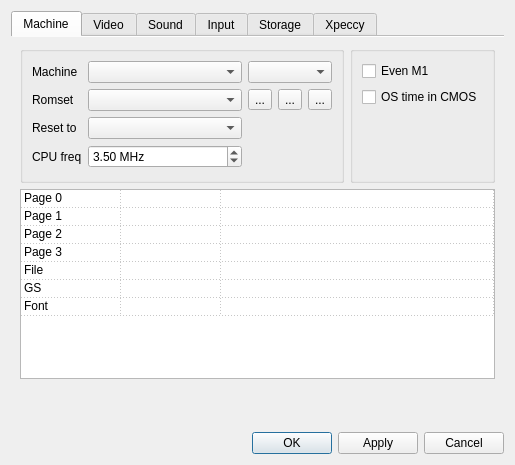
This is ui/setupwin.ui in samstyle/Xpeccy as Qt 5 draws it before an edit. The edited form follows.
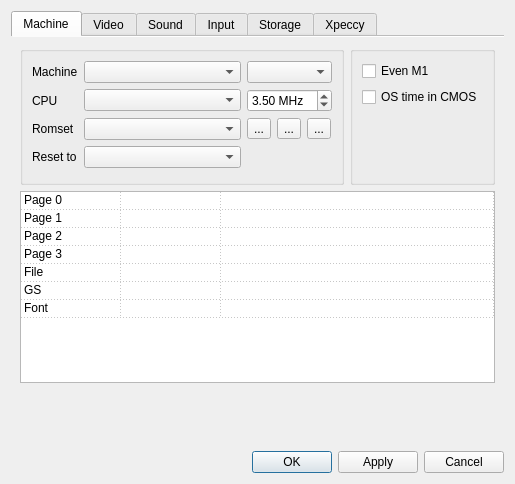
This is the edited form. Icons and pictures are not drawn.

```diff
--- a/ui/setupwin.ui
+++ b/ui/setupwin.ui
@@ -6,8 +6,8 @@
    <rect>
     <x>0</x>
     <y>0</y>
-    <width>505</width>
-    <height>465</height>
+    <width>507</width>
+    <height>484</height>
    </rect>
   </property>
   <property name="sizePolicy">
@@ -78,27 +78,42 @@
         </attribute>
         <layout class="QVBoxLayout" name="verticalLayout_39">
          <item>
-          <layout class="QHBoxLayout" name="horizontalLayout_9">
+          <layout class="QHBoxLayout" name="horizontalLayout_9" stretch="10,0">
            <item>
             <widget class="QGroupBox" name="archArchGBox">
              <layout class="QGridLayout" name="gridLayout" columnstretch="0,10,0">
-              <item row="2" column="0">
+              <item row="1" column="2">
+               <widget class="QDoubleSpinBox" name="sbFreq">
+                <property name="suffix">
+                 <string> MHz</string>
+                </property>
+                <property name="decimals">
+                 <number>2</number>
+                </property>
+                <property name="minimum">
+                 <double>0.500000000000000</double>
+                </property>
+                <property name="maximum">
+                 <double>14.000000000000000</double>
+                </property>
+                <property name="singleStep">
+                 <double>0.050000000000000</double>
+                </property>
+                <property name="value">
+                 <double>3.500000000000000</double>
+                </property>
+               </widget>
+              </item>
+              <item row="3" column="0">
                <widget class="QLabel" name="label_42">
                 <property name="text">
                  <string>Reset to</string>
                 </property>
                </widget>
               </item>
-              <item row="2" column="1">
+              <item row="3" column="1">
                <widget class="QComboBox" name="resbox"/>
               </item>
-              <item row="3" column="0">
-               <widget class="QLabel" name="label_22">
-                <property name="text">
-                 <string>CPU freq</string>
-                </property>
-               </widget>
-              </item>
               <item row="0" column="0">
                <widget class="QLabel" name="label">
                 <property name="text">
@@ -109,10 +124,30 @@
               <item row="0" column="1">
                <widget class="QComboBox" name="machbox"/>
               </item>
-              <item row="1" column="1">
+              <item row="2" column="1">
                <widget class="QComboBox" name="rsetbox"/>
               </item>
-              <item row="1" column="2">
+              <item row="2" column="0">
+               <widget class="QLabel" name="label_2">
+                <property name="text">
+                 <string>Romset</string>
+                </property>
+               </widget>
+              </item>
+              <item row="4" column="1">
+               <spacer name="verticalSpacer_21">
+                <property name="orientation">
+                 <enum>Qt::Vertical</enum>
+                </property>
+                <property name="sizeHint" stdset="0">
+                 <size>
+                  <width>20</width>
+                  <height>5</height>
+                 </size>
+                </property>
+               </spacer>
+              </item>
+              <item row="2" column="2">
                <layout class="QHBoxLayout" name="horizontalLayout_2">
                 <item>
                  <widget class="QToolButton" name="rsedit">
@@ -153,46 +188,14 @@
                <widget class="QComboBox" name="mszbox"/>
               </item>
               <item row="1" column="0">
-               <widget class="QLabel" name="label_2">
+               <widget class="QLabel" name="label_37">
                 <property name="text">
-                 <string>Romset</string>
+                 <string>CPU</string>
                 </property>
                </widget>
               </item>
-              <item row="4" column="1">
-               <spacer name="verticalSpacer_21">
-                <property name="orientation">
-                 <enum>Qt::Vertical</enum>
-                </property>
-                <property name="sizeHint" stdset="0">
-                 <size>
-                  <width>20</width>
-                  <height>5</height>
-                 </size>
-                </property>
-               </spacer>
-              </item>
-              <item row="3" column="1">
-               <widget class="QDoubleSpinBox" name="sbFreq">
-                <property name="suffix">
-                 <string> MHz</string>
-                </property>
-                <property name="decimals">
-                 <number>2</number>
-                </property>
-                <property name="minimum">
-                 <double>0.500000000000000</double>
-                </property>
-                <property name="maximum">
-                 <double>14.000000000000000</double>
-                </property>
-                <property name="singleStep">
-                 <double>0.050000000000000</double>
-                </property>
-                <property name="value">
-                 <double>3.500000000000000</double>
-                </property>
-               </widget>
+              <item row="1" column="1">
+               <widget class="QComboBox" name="cbCpu"/>
               </item>
              </layout>
             </widget>
```
